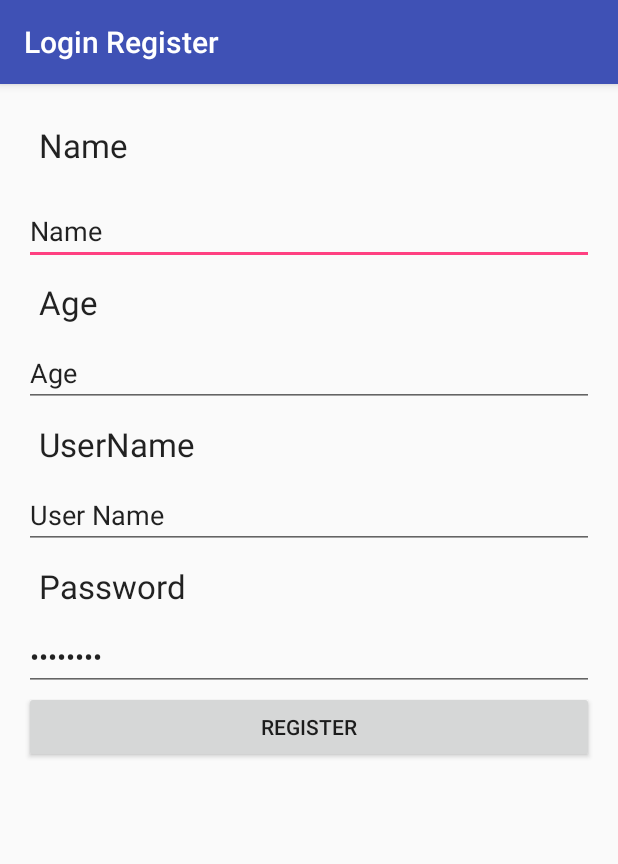
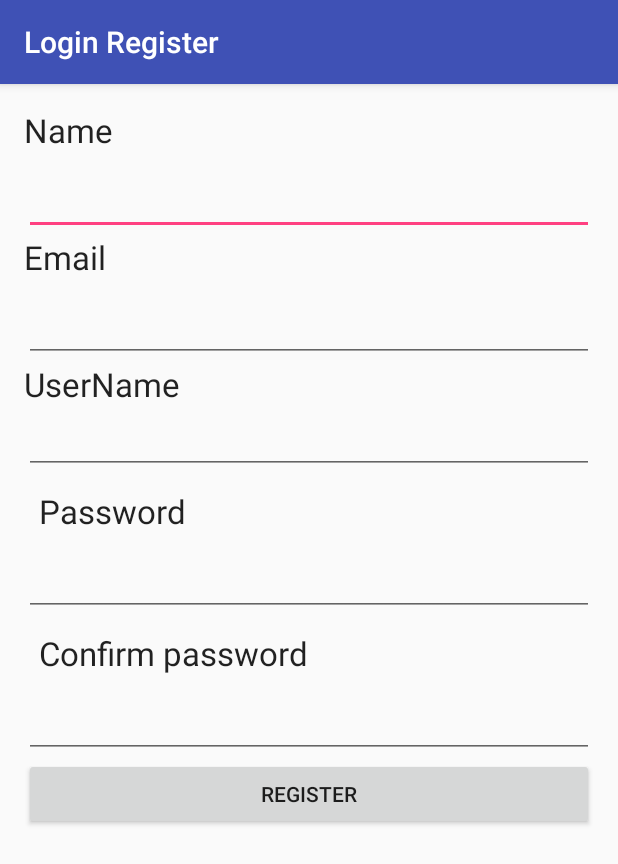
Before and after one commit to rpnpi/LoginRegistation, an Android app: the RegisterActivity screen opened directly, with no data from a screen before it, after a tap on "REGISTER", on a phone screen of 412 x 824 dp. Shown: the top 864 px of the screen. Run offline under Robolectric (Android 15) with nearby library versions, the phone set to English and light mode, and no system bars.

Commit message:
Login register commit test

```diff
--- a/app/src/main/AndroidManifest.xml
+++ b/app/src/main/AndroidManifest.xml
@@ -16,7 +16,8 @@
             </intent-filter>
         </activity>
         <activity android:name=".LoginActivity" />
-        <activity android:name=".RegisterActivity"></activity>
+        <activity android:name=".RegisterActivity" />
+        <activity android:name=".Display"></activity>
     </application>
 
 </manifest>
--- /dev/null
+++ b/app/src/main/java/com/webhawksit/rio/loginregister/DatabaseHelper.java
@@ -0,0 +1,83 @@
+package com.webhawksit.rio.loginregister;
+
+import android.content.ContentValues;
+import android.content.Context;
+import android.database.Cursor;
+import android.database.sqlite.SQLiteDatabase;
+import android.database.sqlite.SQLiteOpenHelper;
+
+/**
+ * Created by WebHabhawksIT on 8/4/2016.
+ */
+public class DatabaseHelper extends SQLiteOpenHelper {
+
+    private static final int DATABASE_VERSION = 1;
+    private static final String DATABSE_NAME = "contacts.db";
+    private static final String TABLE_NAME = "contacts";
+    private static final String COLUMN_ID = "id";
+    private static final String COLUMN_NAME = "name";
+    private static final String COLUMN_EMAIL = "email";
+    private static final String COLUMN_UNAME = "username";
+    private static final String COLUMN_PASSWORD = "password";
+
+    SQLiteDatabase db;
+
+    private static final String TABLE_CREATE = "create table contacts (id integer primary key not null , " + "name text not null, email text not null, username text not null, password text not null);";
+
+
+    public DatabaseHelper(Context context) {
+        super(context, DATABSE_NAME, null, DATABASE_VERSION);
+    }
+
+    @Override
+    public void onCreate(SQLiteDatabase sqLiteDatabase) {
+        sqLiteDatabase.execSQL(TABLE_CREATE);
+        this.db = sqLiteDatabase;
+    }
+
+
+    public void insertUser(User user) {
+        db = this.getWritableDatabase();
+
+        ContentValues contentValues = new ContentValues();
+
+        String query = "select * from contacts";
+        Cursor cursor = db.rawQuery(query, null);
+        int count = cursor.getCount();
+
+        contentValues.put(COLUMN_ID, count);
+        contentValues.put(COLUMN_NAME, user.getName());
+        contentValues.put(COLUMN_EMAIL, user.getEmail());
+        contentValues.put(COLUMN_UNAME, user.getUsername());
+        contentValues.put(COLUMN_PASSWORD, user.getPassword());
+
+        db.insert(TABLE_NAME, null, contentValues);
+        db.close();
+    }
+
+
+    public String searchPass(String username) {
+        db = this.getReadableDatabase();
+        String query = "select username,password from " + TABLE_NAME;
+        Cursor cursor = db.rawQuery(query, null);
+        String user, pass;
+        pass = "Not Found";
+        if (cursor.moveToFirst()) {
+            do {
+                user = cursor.getString(0);
+                if (user.equals(username)) {
+                    pass = cursor.getString(1);
+                    break;
+                }
+            } while (cursor.moveToNext());
+        }
+        return pass;
+    }
+
+    @Override
+    public void onUpgrade(SQLiteDatabase sqLiteDatabase, int i, int i1) {
+        String query = "DROP TABLE IF EXISTS" + TABLE_NAME;
+        sqLiteDatabase.execSQL(TABLE_CREATE);
+        this.onCreate(sqLiteDatabase);
+    }
+}
--- a/app/src/main/java/com/webhawksit/rio/loginregister/MainActivity.java
+++ b/app/src/main/java/com/webhawksit/rio/loginregister/MainActivity.java
@@ -10,14 +10,14 @@ import android.widget.TextView;
 
 public class MainActivity extends AppCompatActivity implements View.OnClickListener {
     Button logoutBtn;
-    EditText etname,etUserName,etAge;
+    EditText etname,etUserName,TFconfirmPassword;
     @Override
     protected void onCreate(Bundle savedInstanceState) {
         super.onCreate(savedInstanceState);
         setContentView(R.layout.activity_main);
         etname = (EditText) findViewById(R.id.etName);
         etUserName = (EditText) findViewById(R.id.etUserName);
-        etAge = (EditText) findViewById(R.id.etAge);
+        TFconfirmPassword = (EditText) findViewById(R.id.TFconfirmPassword);
 
         logoutBtn = (Button) findViewById(R.id.logOutbtn);
 
--- a/app/src/main/java/com/webhawksit/rio/loginregister/RegisterActivity.java
+++ b/app/src/main/java/com/webhawksit/rio/loginregister/RegisterActivity.java
@@ -1,40 +1,62 @@
 package com.webhawksit.rio.loginregister;
 
+import android.content.Intent;
 import android.support.v7.app.AppCompatActivity;
 import android.os.Bundle;
 import android.view.View;
 import android.widget.Button;
 import android.widget.EditText;
+import android.widget.Toast;
 
-public class RegisterActivity extends AppCompatActivity implements View.OnClickListener {
+public class RegisterActivity extends AppCompatActivity {
+
+    DatabaseHelper helper = new DatabaseHelper(this);
 
     Button registerBtn;
-    EditText etname,etUserName,etAge,etPassword;
+    EditText etname, email, etUserName, TFPassword, TFconfirmPassword;
+
     @Override
     protected void onCreate(Bundle savedInstanceState) {
         super.onCreate(savedInstanceState);
         setContentView(R.layout.activity_register);
-        etname = (EditText) findViewById(R.id.etName);
-        etUserName = (EditText) findViewById(R.id.etUserName);
-        etAge = (EditText) findViewById(R.id.etAge);
-        etPassword = (EditText) findViewById(R.id.etPassword);
 
-        registerBtn = (Button) findViewById(R.id.registerBtn);
-
-
-        registerBtn.setOnClickListener(this);
+//        registerBtn = (Button) findViewById(R.id.registerBtn);
+//        registerBtn.setOnClickListener(this);
 
 
     }
 
-    @Override
-    public void onClick(View view) {
-        switch (view.getId()){
-            case R.id.registerBtn:
+    public void onClickRegister(View view) {
+        if (view.getId() == R.id.registerBtn) {
+//            Intent intent = new Intent(getApplication(),Display.class);
+//            startActivity(intent);
+            etname = (EditText) findViewById(R.id.etName);
+            email = (EditText) findViewById(R.id.etemail);
+            etUserName = (EditText) findViewById(R.id.etUserName);
+            TFPassword = (EditText) findViewById(R.id.TFPassword);
+            TFconfirmPassword = (EditText) findViewById(R.id.TFconfirmPassword);
 
+            String nameString = etname.getText().toString();
+            String emailString = email.getText().toString();
+            String usernameString = etUserName.getText().toString();
+            String password1String = TFPassword.getText().toString();
+            String password2String = TFconfirmPassword.getText().toString();
+            if (!password1String.equals(password2String)) {
+                //            Toast popup message
+                Toast pass = Toast.makeText(RegisterActivity.this, "Password don't Match", Toast.LENGTH_SHORT);
+                pass.show();
 
+            } else {
+                //insert the data in database
+                User user = new User();
+                user.setName(nameString);
+                user.setEmail(emailString);
+                user.setUsername(usernameString);
+                user.setPassword(password1String);
 
-                break;
+                helper.insertUser(user);
+            }
+
         }
     }
 }
--- /dev/null
+++ b/app/src/main/java/com/webhawksit/rio/loginregister/User.java
@@ -0,0 +1,40 @@
+package com.webhawksit.rio.loginregister;
+
+/**
+ * Created by WebHabhawksIT on 8/3/2016.
+ */
+public class User {
+    String name, email, username, password;
+
+    public void setName(String name) {
+        this.name = name;
+    }
+
+    public String getName() {
+        return this.name;
+    }
+
+    public void setEmail(String email) {
+        this.email = email;
+    }
+
+    public String getEmail() {
+        return email;
+    }
+
+    public void setUsername(String username) {
+        this.username = username;
+    }
+
+    public String getUsername() {
+        return username;
+    }
+
+    public void setPassword(String password) {
+        this.password = password;
+    }
+
+    public String getPassword() {
+        return password;
+    }
+}
--- a/app/src/main/res/layout/activity_register.xml
+++ b/app/src/main/res/layout/activity_register.xml
@@ -3,78 +3,92 @@
     xmlns:tools="http://schemas.android.com/tools"
     android:layout_width="match_parent"
     android:layout_height="match_parent"
+    android:orientation="vertical"
     android:paddingBottom="@dimen/activity_vertical_margin"
     android:paddingLeft="@dimen/activity_horizontal_margin"
     android:paddingRight="@dimen/activity_horizontal_margin"
     android:paddingTop="@dimen/activity_vertical_margin"
-    android:orientation="vertical"
     tools:context="com.webhawksit.rio.loginregister.LoginActivity">
 
     <TextView
+        android:id="@+id/Name"
         android:layout_width="wrap_content"
         android:layout_height="wrap_content"
-        android:textAppearance="?android:attr/textAppearanceLarge"
         android:text="Name"
-        android:layout_margin="10dp"
-        android:id="@+id/Name" />
+        android:textAppearance="?android:attr/textAppearanceLarge" />
 
     <EditText
+        android:id="@+id/etName"
         android:layout_width="match_parent"
         android:layout_height="wrap_content"
-        android:inputType="textPersonName"
-        android:text="Name"
+        android:layout_marginTop="10dp"
         android:ems="10"
-        android:layout_marginTop="10dp"
-        android:id="@+id/etName" />
+        android:inputType="textPersonName" />
+
     <TextView
+        android:id="@+id/email"
         android:layout_width="wrap_content"
         android:layout_height="wrap_content"
-        android:textAppearance="?android:attr/textAppearanceLarge"
-        android:text="Age"
-        android:layout_margin="10dp"
-        android:id="@+id/age" />
+        android:text="Email"
+        android:textAppearance="?android:attr/textAppearanceLarge" />
 
     <EditText
+        android:id="@+id/etemail"
         android:layout_width="match_parent"
         android:layout_height="wrap_content"
-        android:inputType="textPersonName"
-        android:text="Age"
+        android:layout_marginTop="10dp"
         android:ems="10"
-        android:id="@+id/etAge" />
+        android:inputType="textPersonName" />
+
     <TextView
+        android:id="@+id/userName"
         android:layout_width="wrap_content"
         android:layout_height="wrap_content"
-        android:textAppearance="?android:attr/textAppearanceLarge"
         android:text="UserName"
-        android:layout_margin="10dp"
-        android:id="@+id/userName" />
+        android:textAppearance="?android:attr/textAppearanceLarge" />
 
     <EditText
+        android:id="@+id/etUserName"
         android:layout_width="match_parent"
         android:layout_height="wrap_content"
+        android:ems="10"
         android:inputType="textPersonName"
-        android:text="User Name"
-        android:ems="10"
-        android:id="@+id/etUserName" />
+        android:paddingTop="10dp" />
 
     <TextView
+        android:id="@+id/password"
         android:layout_width="wrap_content"
         android:layout_height="wrap_content"
-        android:textAppearance="?android:attr/textAppearanceLarge"
+        android:layout_margin="10dp"
         android:text="Password"
-        android:layout_margin="10dp"
-        android:id="@+id/password" />
+        android:textAppearance="?android:attr/textAppearanceLarge" />
 
     <EditText
+        android:id="@+id/TFPassword"
         android:layout_width="match_parent"
         android:layout_height="wrap_content"
-        android:inputType="textPassword"
-        android:text="Password"
         android:ems="10"
-        android:id="@+id/editText2" />
+        android:inputType="textPassword" />
+
+    <TextView
+        android:id="@+id/TvconfirmPassword"
+        android:layout_width="wrap_content"
+        android:layout_height="wrap_content"
+        android:layout_margin="10dp"
+        android:text="Confirm password"
+        android:textAppearance="?android:attr/textAppearanceLarge" />
+
+    <EditText
+        android:id="@+id/TFconfirmPassword"
+        android:layout_width="match_parent"
+        android:layout_height="wrap_content"
+        android:ems="10"
+        android:inputType="textPassword" />
+
     <Button
+        android:id="@+id/registerBtn"
         android:layout_width="match_parent"
-        android:text="Register"
-        android:id="@+id/registerBtn"
-        android:layout_height="wrap_content" />
+        android:layout_height="wrap_content"
+        android:onClick="onClickRegister"
+        android:text="Register" />
 </LinearLayout>
```
Also changed, not shown: app/src/main/java/com/webhawksit/rio/loginregister/Display.java (added, +13 -0 lines), app/src/main/java/com/webhawksit/rio/loginregister/LoginActivity.java (+23 -6 lines), app/src/main/res/layout/activity_display.xml (added, +20 -0 lines), app/src/main/res/layout/activity_login.xml (+6 -5 lines), app/src/main/res/layout/activity_main.xml (+1 -48 lines).
